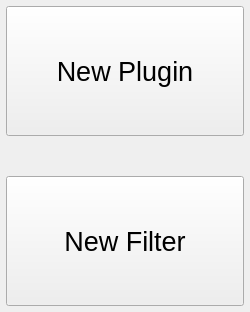
Qt form Source/Applications/PluginMaker/UI_Files/DevHelper.ui (BlueQuartzSoftware/DREAM3D) before a commit.
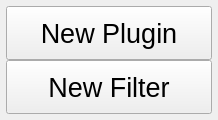
The same form after that commit. Icons and pictures are not drawn.

Commit message:
Fixing some compile warnings. Adding some icons.
updates #318.

```diff
--- a/Source/Applications/PluginMaker/UI_Files/DevHelper.ui
+++ b/Source/Applications/PluginMaker/UI_Files/DevHelper.ui
@@ -6,8 +6,8 @@
    <rect>
     <x>0</x>
     <y>0</y>
-    <width>250</width>
-    <height>312</height>
+    <width>218</width>
+    <height>120</height>
    </rect>
   </property>
   <property name="windowTitle">
@@ -32,7 +32,7 @@
    <item row="0" column="0">
     <layout class="QVBoxLayout" name="verticalLayout">
      <property name="spacing">
-      <number>40</number>
+      <number>-1</number>
      </property>
      <item>
       <widget class="QPushButton" name="newPluginBtn">
@@ -50,6 +50,16 @@
        <property name="text">
         <string>New Plugin</string>
        </property>
+       <property name="icon">
+        <iconset resource="../../../../Resources/icons/images/Icons.qrc">
+         <normaloff>:/cubes_blue_add.png</normaloff>:/cubes_blue_add.png</iconset>
+       </property>
+       <property name="iconSize">
+        <size>
+         <width>24</width>
+         <height>24</height>
+        </size>
+       </property>
       </widget>
      </item>
      <item>
@@ -68,6 +78,16 @@
        <property name="text">
         <string>New Filter</string>
        </property>
+       <property name="icon">
+        <iconset resource="../../../../Resources/icons/images/Icons.qrc">
+         <normaloff>:/cube_blue_add.png</normaloff>:/cube_blue_add.png</iconset>
+       </property>
+       <property name="iconSize">
+        <size>
+         <width>24</width>
+         <height>24</height>
+        </size>
+       </property>
       </widget>
      </item>
     </layout>
```
Left out of the diff: 4 changed lines with no effect on the pictures. The commit also changes 8 other files.
